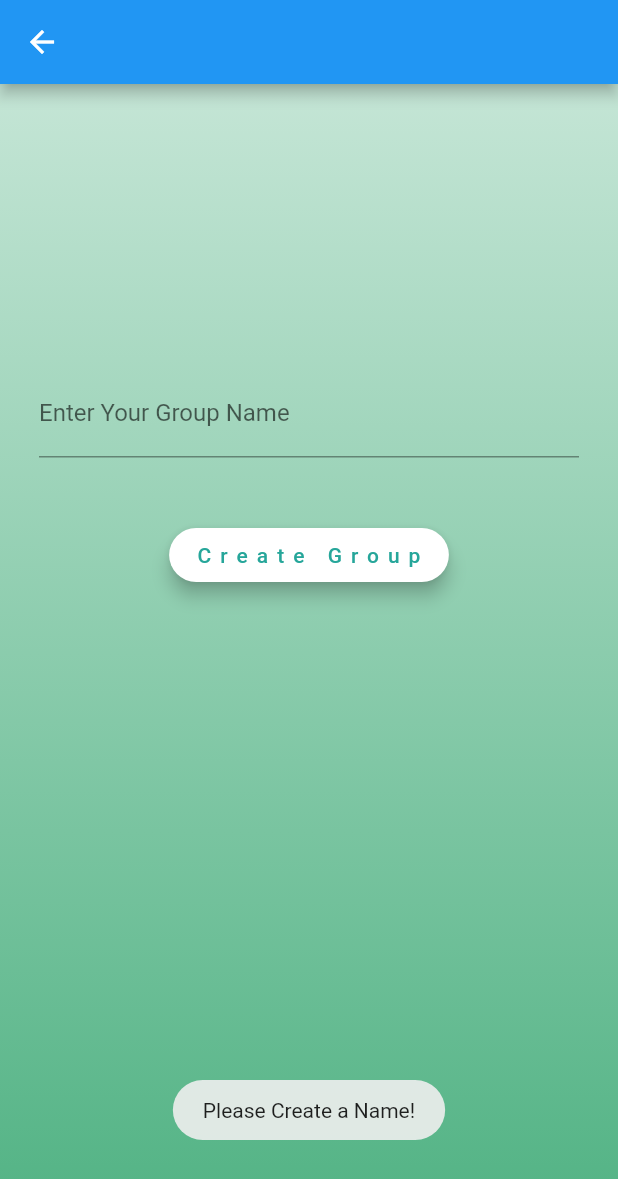
After one commit to MWaldrep2000/COP4331-26-Large-Project, a Flutter app: the CreateGroup screen opened directly, after a tap on "Create Group", on a phone screen of 412 x 824 dp. The commit adds this screen. Shown: the top 1179 px of the screen. Run offline on Flutter 3.47's test engine with Material 2 defaults, Android fonts, the phone set to English and light mode, and no system bars; our stand-ins replace fluttertoast, localstorage.

Commit message:
created creategroups page

```diff
--- /dev/null
+++ b/startup_namer/lib/CreateAGroup.dart
@@ -0,0 +1,37 @@
+import 'dart:convert';
+import 'package:http/http.dart' as http;
+
+class createGroupResults{
+  final String id;
+  final String error;
+
+  createGroupResults({this.id, this.error});
+
+  // factory keyword is used when the constructor doesn't always create an object
+  factory createGroupResults.fromJson(Map<String, dynamic> json) {
+    return createGroupResults(
+        id: json['ID'],
+        error: json['Error'],
+    );
+  }
+}
+
+Future<createGroupResults> fetchcreateGroupResults(String user, String groupname) async{
+  final http.Response response = await http.post(
+    'https://hivemindg26.herokuapp.com/api/createGroup',
+    headers: <String, String>{
+      'Content-Type': 'application/json; charset=UTF-8'
+    },
+    body: jsonEncode(<String, String>{
+      'userID' : user,
+      'groupname' : groupname
+    }),
+  );
+
+  if (response.statusCode == 200) {
+    return createGroupResults.fromJson(jsonDecode(response.body));
+  }
+  else{
+    throw Exception('Failed to load');
+  }
+}
--- /dev/null
+++ b/startup_namer/lib/pages/CreateGroup.dart
@@ -0,0 +1,125 @@
+import 'package:flutter/material.dart';
+import 'package:fluttertoast/fluttertoast.dart';
+import 'package:startup_namer/User.dart';
+import 'package:startup_namer/loginResults.dart';
+import 'package:startup_namer/Register.dart';
+import 'package:startup_namer/pages/CreateUser.dart';
+import 'package:startup_namer/pages/Login.dart';
+import 'package:startup_namer/pages/PasswordRecovery.dart';
+import 'dart:async';
+import 'dart:convert';
+import 'package:http/http.dart' as http;
+import '../CreateAGroup.dart';
+import 'package:localstorage/localstorage.dart';
+
+
+class CreateGroup extends StatefulWidget {
+  @override
+  _CreateGroupState createState() => _CreateGroupState();
+}
+
+class _CreateGroupState extends State<CreateGroup> {
+  @override
+
+  Future<createGroupResults> _futurecreateGroupResults;
+  createGroupResults currentUser;
+  final LocalStorage storage = new LocalStorage('data');
+  var groupName = '';
+  Widget build(BuildContext context) {
+    return GestureDetector(
+
+        onTap: () {
+          FocusScopeNode currentFocus = FocusScope.of(context);
+
+          if (!currentFocus.hasPrimaryFocus) {
+            currentFocus.unfocus();
+          }
+        },
+      child: Scaffold(
+        appBar: AppBar(
+          leading: IconButton(
+            alignment: Alignment.center,
+            icon: const Icon(Icons.arrow_back),
+            onPressed: (){
+              Navigator.push(
+                context,
+                MaterialPageRoute(builder: (context) => Login()),
+              );
+            },
+          ),
+        ),
+        body: Center(
+          child: Container(
+            width: double.infinity,
+            height: double.infinity,
+            decoration: BoxDecoration(
+              gradient: LinearGradient(
+                begin: Alignment.bottomCenter,
+                end: Alignment(0.0, -2.0),
+                colors: [
+                  const Color.fromARGB(0xFF, 0x50, 0xB2, 0x83),
+                  const Color.fromARGB(0xFF, 0xFF, 0xFF, 0xFF),
+                ],
+              ),
+            ),
+            child: SingleChildScrollView(
+              child: Column(
+                children: <Widget>[
+
+                  Padding(padding: EdgeInsets.only(top: 190)),
+
+                  Container(
+                    width: 360,
+                    height: 80,
+                    decoration: BoxDecoration(
+                        // color: Color.fromRGBO(0xFF, 0xFF, 0xFF, 200.0),
+                        borderRadius: BorderRadius.all(Radius.circular(20))
+                    ),
+                    child: TextFormField(
+                      textAlign: TextAlign.center,
+                      decoration: InputDecoration(
+                        labelText: 'Enter Your Group Name',
+                      ),
+                      onChanged: (temp) {
+                        groupName = temp;
+                      },
+                    ),
+                  ),
+                  Padding(padding: EdgeInsets.only(top: 20)),
+                  RaisedButton(
+                    elevation: 5.0,
+                    onPressed: () {
+                      if(groupName.length == 0) {
+                        Fluttertoast.showToast(msg: 'Please Create a Name!');
+                      }
+                      var id = storage.getItem('ID');
+                      _futurecreateGroupResults = fetchcreateGroupResults(id, groupName);
+                      _futurecreateGroupResults.then((groupData) {
+                          if(groupData.error.contains('Group already Exists') ){
+                            Fluttertoast.showToast(msg: 'Group has already been created!');
+                          }
+                      });
+                    },
+                    shape: RoundedRectangleBorder(
+                      borderRadius: BorderRadius.circular(30.0),
+                    ),
+                    color: Colors.white,
+                    child: Text(
+                      'Create Group',
+                      style: TextStyle(
+                        color: Colors.teal[400],
+                        letterSpacing: 6,
+                      ),
+                    ),
+                  ),
+                ],
+              ),
+            ),
+          ),
+        ),
+      ),
+
+
+    );
+  }
+}
--- a/startup_namer/lib/pages/Login.dart
+++ b/startup_namer/lib/pages/Login.dart
@@ -3,12 +3,14 @@ import 'package:fluttertoast/fluttertoast.dart';
 import 'package:startup_namer/User.dart';
 import 'package:startup_namer/loginResults.dart';
 import 'package:startup_namer/Register.dart';
+import 'package:startup_namer/pages/CreateGroup.dart';
 import 'package:startup_namer/pages/CreateUser.dart';
 import 'package:startup_namer/pages/Login.dart';
 import 'package:startup_namer/pages/PasswordRecovery.dart';
 import 'dart:async';
 import 'dart:convert';
 import 'package:http/http.dart' as http;
+import 'package:localstorage/localstorage.dart';
 
 class Login extends StatefulWidget {
   @override
@@ -32,7 +34,7 @@ class _LoginState extends State<Login> {
   // }
 
   User tempUser = new User("","");
-
+  final LocalStorage storage = new LocalStorage('data');
   Future<loginResults> _futureloginResults;
   loginResults currentUser;
 
@@ -40,6 +42,7 @@ class _LoginState extends State<Login> {
 
   @override
   Widget build(BuildContext context) {
+
     return GestureDetector(
       onTap: () {
         FocusScopeNode currentFocus = FocusScope.of(context);
@@ -144,6 +147,15 @@ class _LoginState extends State<Login> {
                             _futureloginResults.then((currentUser) {
                               print("The future is holding data");
                               print(currentUser.flag);
+                              storage.setItem('ID', currentUser.id);
+                              storage.setItem('Validated', currentUser.validated);
+                              storage.setItem('Flag', currentUser.flag);
+                              Navigator.push(
+                                context,
+                                MaterialPageRoute(builder: (context) => CreateGroup()),
+                              );
+                              // var id = storage.getItem('ID');
+                              // print(id);
                             });
                           },
                           shape: RoundedRectangleBorder(
--- a/startup_namer/pubspec.yaml
+++ b/startup_namer/pubspec.yaml
@@ -25,6 +25,7 @@ dependencies:
   flutter:
     sdk: flutter
   fluttertoast:
+  localstorage: ^3.0.0
 
 
   # The following adds the Cupertino Icons font to your application.
```
Also changed, not shown: startup_namer/pubspec.lock.
